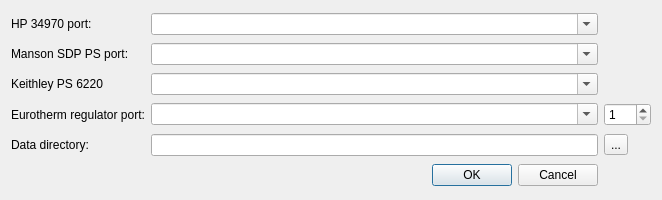
Above: Seebeck/configui.ui from mBr001/seebeck before the change. Below: the same form after it.
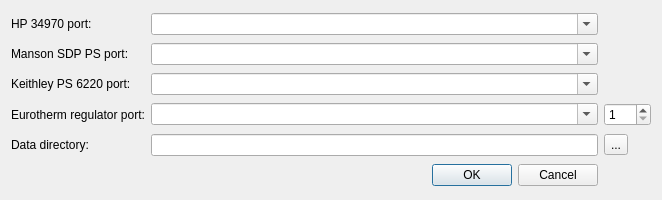
That is the form after the change.

Commit message: fix name of directory selection dialog

```diff
--- a/Seebeck/configui.ui
+++ b/Seebeck/configui.ui
@@ -112,7 +112,7 @@
    <item row="2" column="0">
     <widget class="QLabel" name="label_5">
      <property name="text">
-      <string>Keithley PS 6220</string>
+      <string>Keithley PS 6220 port:</string>
      </property>
     </widget>
    </item>
```
Left out of the diff: 2 changed lines with no effect on the pictures. The commit also changes 2 other files.
